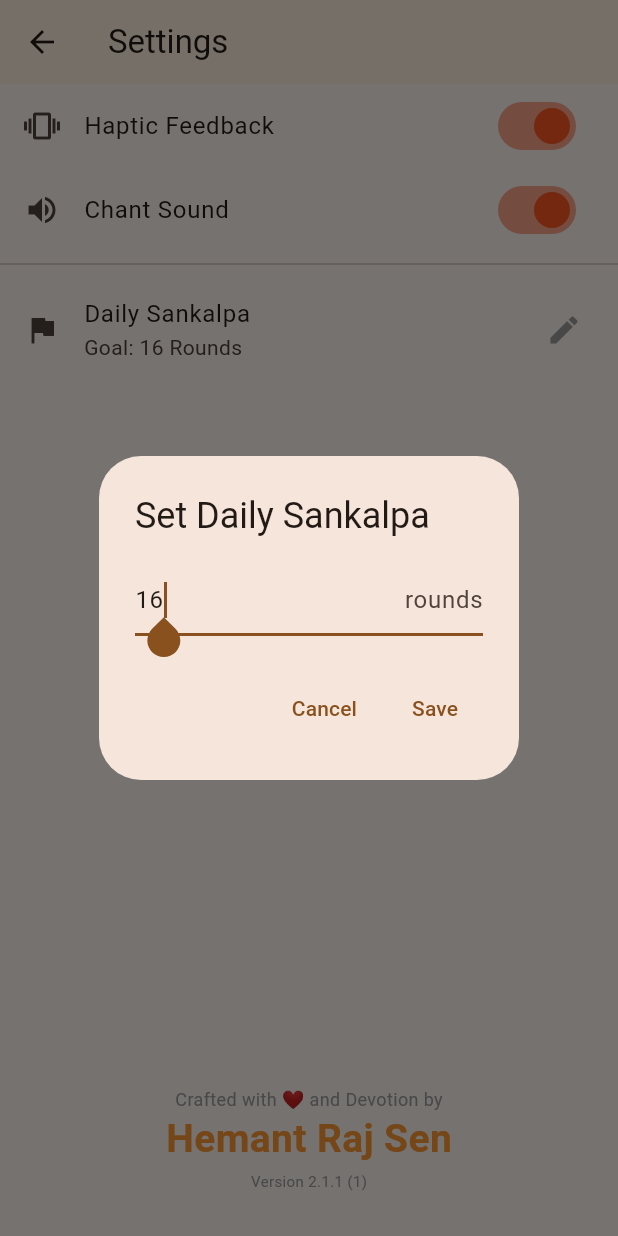
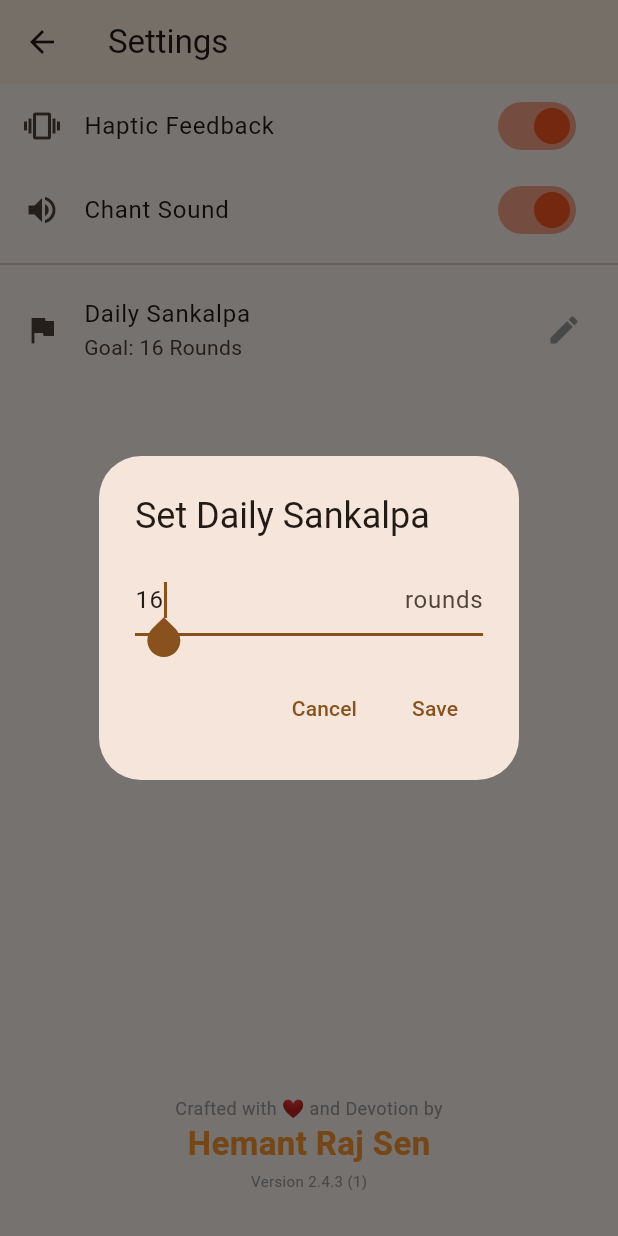
Before and after one commit to hemantrajsen/Smaran-App, a Flutter app: the SettingsScreen screen opened directly, after a tap on "Daily Sankalpa", on a phone screen of 412 x 824 dp. Run offline on Flutter 3.47's test engine with Material 3 defaults, Android fonts, the phone set to English and light mode, and no system bars; our stand-ins replace audioplayers, google_fonts, package_info_plus, shared_preferences; accounts and stored records are empty; Roboto replaces fonts that are missing (Comforter).

Commit message:
Upgraded to v2.4.3(1)

```diff
--- a/lib/main.dart
+++ b/lib/main.dart
@@ -1019,7 +1019,6 @@ class _SettingsScreenState extends State<SettingsScreen> {
   Future<void> _loadAppVersion() async {
     final PackageInfo info = await PackageInfo.fromPlatform();
     setState(() {
-      // This creates "Version 1.0.0 (Build 1)"
       _appVersion = "Version ${info.version} (${info.buildNumber})";
     });
   }
@@ -1140,7 +1139,7 @@ class _SettingsScreenState extends State<SettingsScreen> {
                 Text(
                   "Hemant Raj Sen",
                   style: GoogleFonts.comforter(
-                    fontSize: 26,
+                    fontSize: 22,
                     fontWeight: FontWeight.bold,
                     color: kSaffron, // Using your Saffron constant
                   ),
--- a/pubspec.yaml
+++ b/pubspec.yaml
@@ -16,7 +16,7 @@ publish_to: 'none' # Remove this line if you wish to publish to pub.dev
 # https://developer.apple.com/library/archive/documentation/General/Reference/InfoPlistKeyReference/Articles/CoreFoundationKeys.html
 # In Windows, build-name is used as the major, minor, and patch parts
 # of the product and file versions while build-number is used as the build suffix.
-version: 2.1.1+1
+version: 2.4.3+1
 
 environment:
   sdk: ^3.10.3
```
Also changed, not shown: assets/ios_screenshots/ios_drawer.png (added), assets/ios_screenshots/ios_focus.png (added), assets/ios_screenshots/ios_history.png (added), assets/ios_screenshots/ios_home.png (added), assets/ios_screenshots/ios_mantra.png (added), assets/ios_screenshots/ios_settings.png (added).
